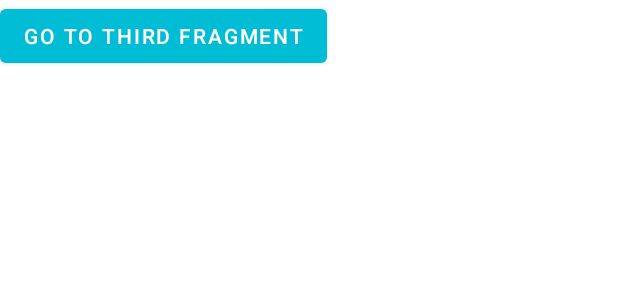
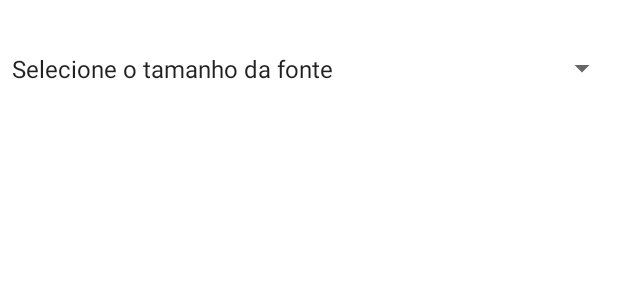
Before and after one commit to resendeisabela/Pokemon_App, an Android app: the layout fragment_first.xml on its own in the app's theme, with its tools: preview values and no code run, on a phone screen of 412 x 824 dp. Shown: the top 300 px of the screen. Run offline under Robolectric (Android 15) with nearby library versions, the phone set to English and light mode, and no system bars.

Commit message:
remove button

```diff
--- a/app/src/main/res/layout/fragment_first.xml
+++ b/app/src/main/res/layout/fragment_first.xml
@@ -7,14 +7,6 @@
     android:rowCount="2"
     android:columnCount="1"
     tools:context=".FirstFragment">
-    <Button
-        android:id="@+id/button_goto_third_fragment"
-        android:layout_width="wrap_content"
-        android:layout_height="wrap_content"
-        android:text="Go to Third Fragment"
-        app:layout_constraintStart_toStartOf="parent"
-        app:layout_constraintTop_toBottomOf="@id/listImagens" />
-
     <Spinner
         android:id="@+id/spinner"
         android:layout_width="match_parent"
```
